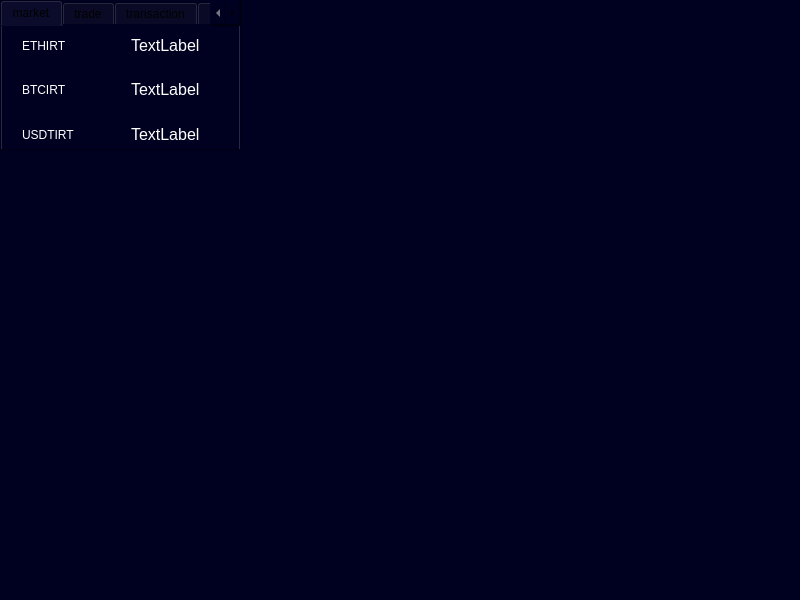
Before: the Qt Designer form wallet.ui in ParsaDevpy/wallet_project, drawn with Qt 5.
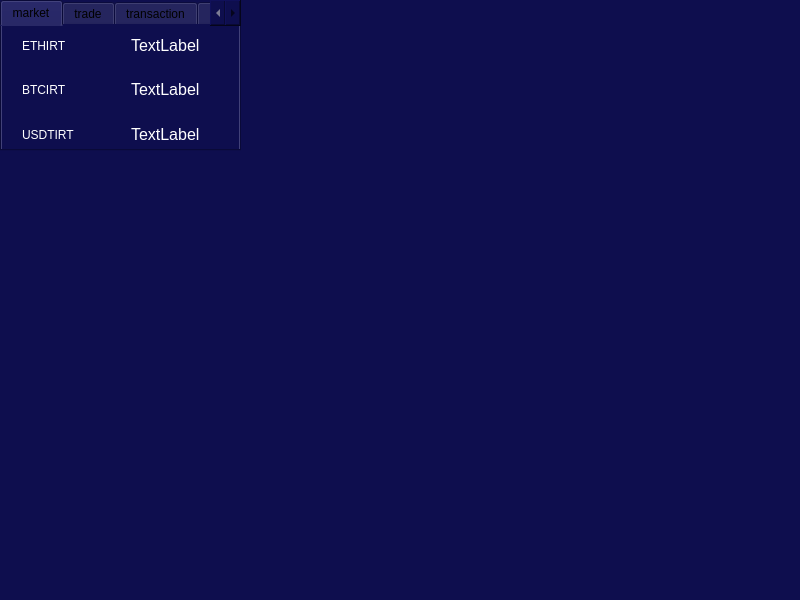
After: the same form once the commit is applied. The open tabs and pages were chosen to show the change.

```diff
--- a/wallet.ui
+++ b/wallet.ui
@@ -14,7 +14,7 @@
    <string>MainWindow</string>
   </property>
   <property name="styleSheet">
-   <string notr="true">background-color: #000020</string>
+   <string notr="true">background-color:#0e0e4e</string>
   </property>
   <widget class="QWidget" name="centralwidget">
    <widget class="QTabWidget" name="tabWidget">
```
Left out of the diff: 2 changed lines with no effect on the pictures.
